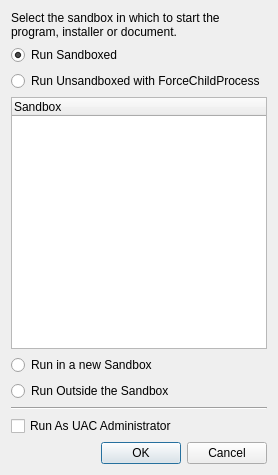
sandboxie-plus/Sandboxie, file SandboxiePlus/SandMan/Forms/SelectBoxWindow.ui: the form before one commit.
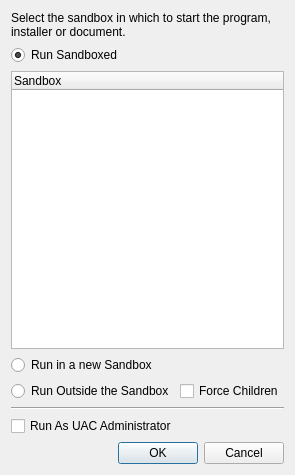
The form after the commit.

The edit to the form file:
```diff
--- a/SandboxiePlus/SandMan/Forms/SelectBoxWindow.ui
+++ b/SandboxiePlus/SandMan/Forms/SelectBoxWindow.ui
@@ -32,7 +32,24 @@
    <string>SandboxiePlus select box</string>
   </property>
   <layout class="QGridLayout" name="gridLayout">
-   <item row="3" column="0">
+   <item row="5" column="0">
+    <widget class="QRadioButton" name="radUnBoxed">
+     <property name="text">
+      <string>Run Outside the Sandbox</string>
+     </property>
+    </widget>
+   </item>
+   <item row="5" column="1">
+    <widget class="QCheckBox" name="chkFCP">
+     <property name="toolTip">
+      <string>Force child processes to be sandboxed</string>
+     </property>
+     <property name="text">
+      <string>Force Children</string>
+     </property>
+    </widget>
+   </item>
+   <item row="3" column="0" colspan="2">
     <widget class="QTreeWidget" name="treeBoxes">
      <column>
       <property name="text">
@@ -41,31 +58,7 @@
      </column>
     </widget>
    </item>
-   <item row="5" column="0">
-    <widget class="QRadioButton" name="radUnBoxed">
-     <property name="text">
-      <string>Run Outside the Sandbox</string>
-     </property>
-    </widget>
-   </item>
-   <item row="7" column="0">
-    <widget class="Line" name="line">
-     <property name="orientation">
-      <enum>Qt::Horizontal</enum>
-     </property>
-    </widget>
-   </item>
-   <item row="0" column="0">
-    <widget class="QLabel" name="label">
-     <property name="text">
-      <string>Select the sandbox in which to start the program, installer or document.</string>
-     </property>
-     <property name="wordWrap">
-      <bool>true</bool>
-     </property>
-    </widget>
-   </item>
-   <item row="4" column="0">
+   <item row="4" column="0" colspan="2">
     <widget class="QRadioButton" name="radBoxedNew">
      <property name="text">
       <string>Run in a new Sandbox</string>
@@ -75,21 +68,28 @@
      </property>
     </widget>
    </item>
-   <item row="8" column="0">
+   <item row="7" column="0" colspan="2">
+    <widget class="Line" name="line">
+     <property name="orientation">
+      <enum>Qt::Horizontal</enum>
+     </property>
+    </widget>
+   </item>
+   <item row="8" column="0" colspan="2">
     <widget class="QCheckBox" name="chkAdmin">
      <property name="text">
       <string>Run As UAC Administrator</string>
      </property>
     </widget>
    </item>
-   <item row="9" column="0">
+   <item row="9" column="0" colspan="2">
     <widget class="QDialogButtonBox" name="buttonBox">
      <property name="standardButtons">
       <set>QDialogButtonBox::Cancel|QDialogButtonBox::Ok</set>
      </property>
     </widget>
    </item>
-   <item row="1" column="0">
+   <item row="1" column="0" colspan="2">
     <widget class="QRadioButton" name="radBoxed">
      <property name="text">
       <string>Run Sandboxed</string>
@@ -99,10 +99,13 @@
      </property>
     </widget>
    </item>
-   <item row="2" column="0">
-    <widget class="QRadioButton" name="radFCPRuned">
+   <item row="0" column="0" colspan="2">
+    <widget class="QLabel" name="label">
      <property name="text">
-      <string>Run Unsandboxed with ForceChildProcess</string>
+      <string>Select the sandbox in which to start the program, installer or document.</string>
+     </property>
+     <property name="wordWrap">
+      <bool>true</bool>
      </property>
     </widget>
    </item>
```
